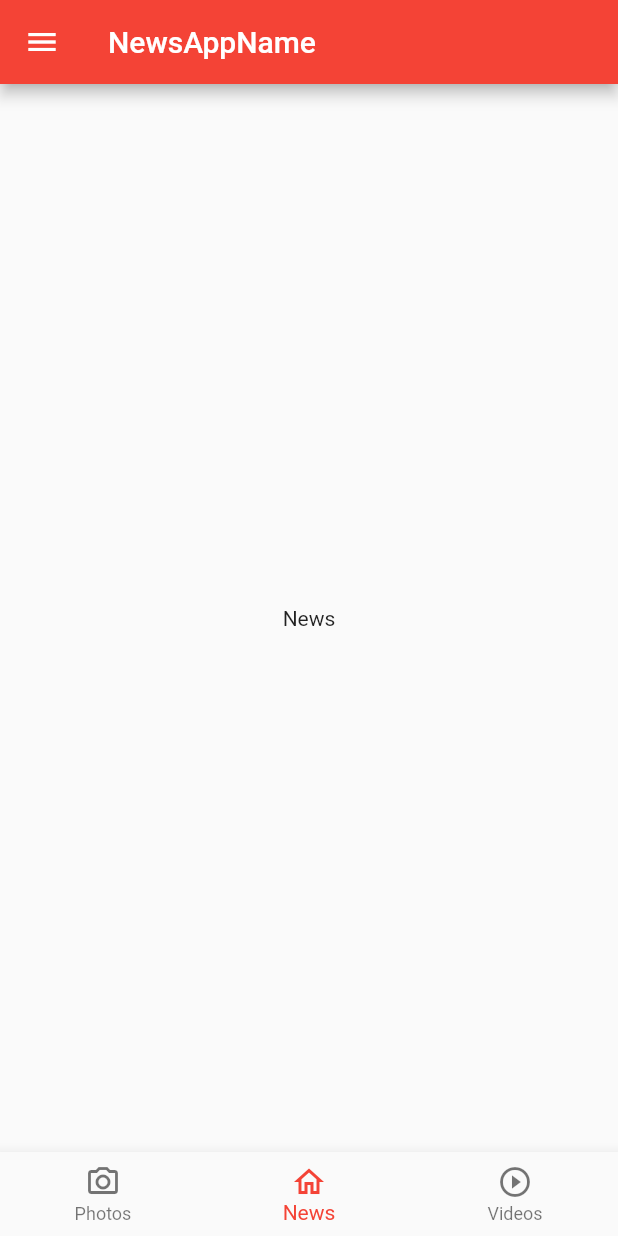
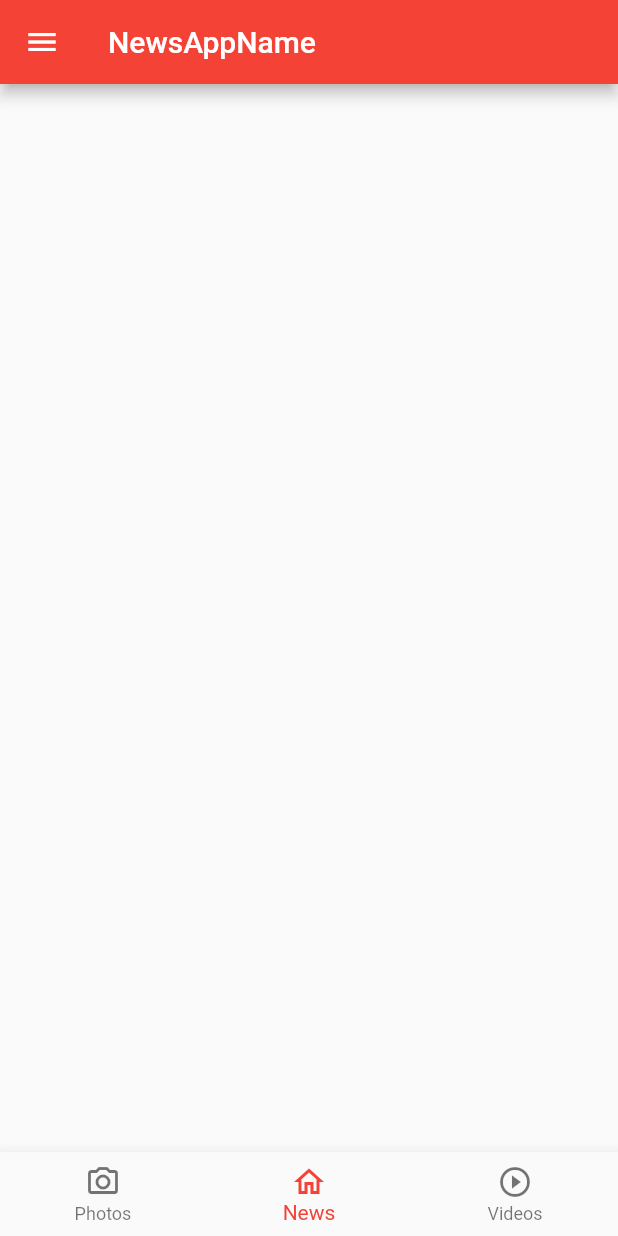
Before and after one commit to Verathagnus/front, a Flutter app: the screen it shows after launch, on a phone screen of 412 x 824 dp. Run offline on Flutter 3.47's test engine with Material 2 defaults, Android fonts, the phone set to English and light mode, and no system bars.

```diff
--- a/lib/main.dart
+++ b/lib/main.dart
@@ -69,9 +69,9 @@ class _MyHomePageState extends State<MyHomePage> {
       appBar: AppBar(
         title: Text("NewsAppName"),
       ),
-      body: Center(
-        child: Text(widget._pages[_currentPageIndex].title),
-      ),
+    //   body: Center(
+    //     child: Text(widget._pages[_currentPageIndex].title),
+    //   ),
       drawer: Drawer(
         child: ListView(
           padding: EdgeInsets.zero,
```
